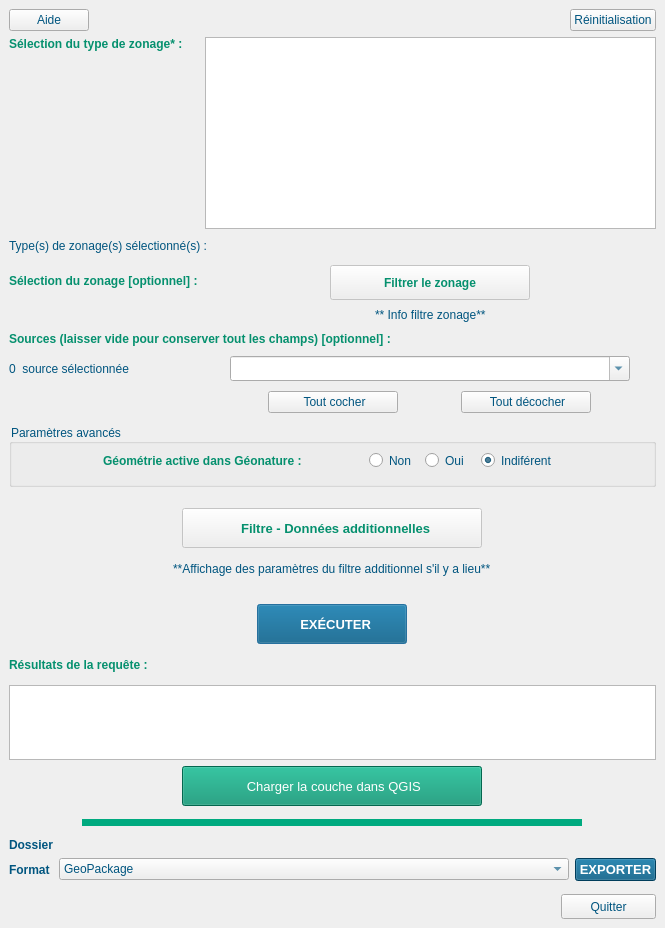
The window that ui/referentiel_geographique_dock.ui (PnX-SI/GeoNature-GIS) describes before a commit, drawn with Qt 5.
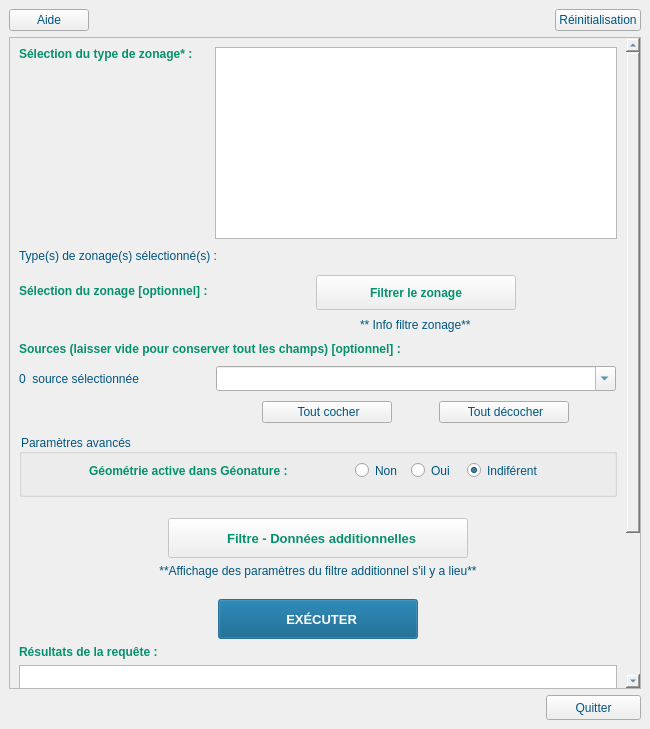
The same window after the commit. Icons and pictures are not drawn. Custom widgets are drawn as their Qt base class.

Commit message: Modification des DockWidget pour les rendre scrollables

Patch:
```diff
--- a/ui/referentiel_geographique_dock.ui
+++ b/ui/referentiel_geographique_dock.ui
@@ -9,10 +9,16 @@
    <rect>
     <x>0</x>
     <y>0</y>
-    <width>665</width>
-    <height>928</height>
+    <width>650</width>
+    <height>729</height>
    </rect>
   </property>
+  <property name="minimumSize">
+   <size>
+    <width>650</width>
+    <height>191</height>
+   </size>
+  </property>
   <property name="font">
    <font>
     <weight>75</weight>
@@ -29,7 +35,7 @@
    <property name="styleSheet">
     <string notr="true">border-color: rgb(0, 85, 127);</string>
    </property>
-   <layout class="QVBoxLayout" name="verticalLayout">
+   <layout class="QVBoxLayout" name="verticalLayout_2">
     <item>
      <layout class="QHBoxLayout" name="HL_topbt">
       <property name="sizeConstraint">
@@ -85,6 +91,21 @@
      </layout>
     </item>
     <item>
+     <widget class="QScrollArea" name="scrollArea">
+      <property name="widgetResizable">
+       <bool>true</bool>
+      </property>
+      <widget class="QWidget" name="scrollAreaWidgetContents">
+       <property name="geometry">
+        <rect>
+         <x>0</x>
+         <y>0</y>
+         <width>613</width>
+         <height>840</height>
+        </rect>
+       </property>
+       <layout class="QVBoxLayout" name="verticalLayout">
+        <item>
      <layout class="QGridLayout" name="gridLayout">
       <property name="sizeConstraint">
        <enum>QLayout::SetDefaultConstraint</enum>
@@ -450,7 +471,12 @@
       </property>
      </spacer>
     </item>
-    <item alignment="Qt::AlignHCenter">
+        <item>
+         <layout class="QHBoxLayout" name="horizontalLayout_7">
+          <property name="topMargin">
+           <number>0</number>
+          </property>
+          <item>
      <widget class="QPushButton" name="pb_additionalFilter">
       <property name="enabled">
        <bool>false</bool>
@@ -494,12 +520,24 @@
       </property>
      </widget>
     </item>
-    <item alignment="Qt::AlignHCenter">
+         </layout>
+        </item>
+        <item>
+         <layout class="QHBoxLayout" name="horizontalLayout_6">
+          <property name="topMargin">
+           <number>0</number>
+          </property>
+          <item>
      <widget class="QLabel" name="lbl_filterparam">
       <property name="text">
        <string>**Affichage des paramètres du filtre additionnel s'il y a lieu**</string>
       </property>
-     </widget>
+            <property name="alignment">
+             <set>Qt::AlignCenter</set>
+            </property>
+           </widget>
+          </item>
+         </layout>
     </item>
     <item>
      <spacer name="verticalSpacer">
@@ -517,7 +555,15 @@
       </property>
      </spacer>
     </item>
-    <item alignment="Qt::AlignHCenter">
+        <item>
+         <layout class="QHBoxLayout" name="horizontalLayout_5">
+          <property name="leftMargin">
+           <number>0</number>
+          </property>
+          <property name="topMargin">
+           <number>0</number>
+          </property>
+          <item>
      <widget class="QPushButton" name="pb_runquery">
       <property name="sizePolicy">
        <sizepolicy hsizetype="Preferred" vsizetype="Fixed">
@@ -569,6 +615,8 @@
       </property>
      </widget>
     </item>
+         </layout>
+        </item>
     <item>
      <widget class="QLabel" name="lbl_typegeom">
       <property name="font">
@@ -603,7 +651,12 @@
       </property>
      </widget>
     </item>
-    <item alignment="Qt::AlignHCenter">
+        <item>
+         <layout class="QHBoxLayout" name="horizontalLayout_4">
+          <property name="topMargin">
+           <number>0</number>
+          </property>
+          <item>
      <widget class="QPushButton" name="pb_loadlayer">
       <property name="minimumSize">
        <size>
@@ -646,7 +699,9 @@
       </property>
      </widget>
     </item>
-    <item alignment="Qt::AlignHCenter">
+         </layout>
+        </item>
+        <item>
      <widget class="Line" name="line_bt">
       <property name="windowModality">
        <enum>Qt::NonModal</enum>
@@ -792,7 +847,26 @@
       </item>
      </layout>
     </item>
-    <item alignment="Qt::AlignRight">
+       </layout>
+      </widget>
+     </widget>
+    </item>
+    <item>
+     <layout class="QHBoxLayout" name="horizontalLayout_3">
+      <item>
+       <spacer name="horizontalSpacer">
+        <property name="orientation">
+         <enum>Qt::Horizontal</enum>
+        </property>
+        <property name="sizeHint" stdset="0">
+         <size>
+          <width>40</width>
+          <height>20</height>
+         </size>
+        </property>
+       </spacer>
+      </item>
+      <item>
      <widget class="QPushButton" name="pb_quit">
       <property name="minimumSize">
        <size>
@@ -810,6 +884,8 @@
        <string>Quitter</string>
       </property>
      </widget>
+      </item>
+     </layout>
     </item>
    </layout>
   </widget>
```
Lines whose indentation alone changed are shown as unchanged. The commit also changes 2 other files.
